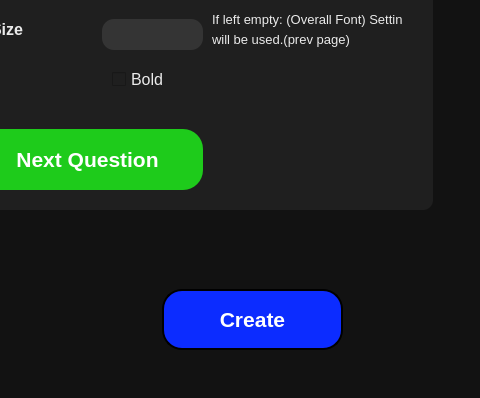
GreyHatStyle/Practical-File-Automator-GEHU, file UI/Main.ui: the form before one commit; both pictures show x 638 to 1118 and y 331 to 729 of the 1118 by 729 pixel window.
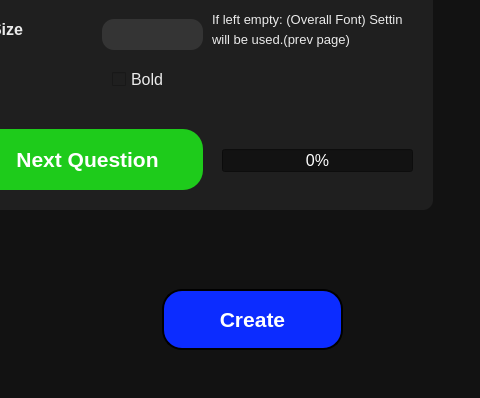
The form after the commit. The open tabs and pages were chosen to show the change.

Patch:
```diff
--- a/UI/Main.ui
+++ b/UI/Main.ui
@@ -1993,6 +1993,27 @@
         <string>Next Question</string>
        </property>
       </widget>
+      <widget class="QProgressBar" name="pg3_progressBar">
+       <property name="geometry">
+        <rect>
+         <x>290</x>
+         <y>280</y>
+         <width>191</width>
+         <height>23</height>
+        </rect>
+       </property>
+       <property name="font">
+        <font>
+         <pointsize>12</pointsize>
+        </font>
+       </property>
+       <property name="styleSheet">
+        <string notr="true">color: rgb(255, 255, 255);</string>
+       </property>
+       <property name="value">
+        <number>0</number>
+       </property>
+      </widget>
      </widget>
     </widget>
     <widget class="QWidget" name="page_4">
```
